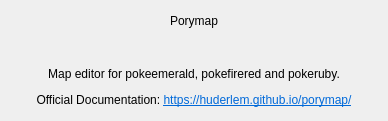
Old version of the form forms/aboutporymap.ui in the repository zenzero82/Porymap-Zen-Fork.
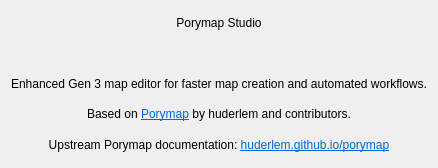
New version of the form.

Commit message:
Update documentation and project configuration files
Replit-Commit-Author: Agent

```diff
--- a/forms/aboutporymap.ui
+++ b/forms/aboutporymap.ui
@@ -7,7 +7,7 @@
     <x>0</x>
     <y>0</y>
     <width>388</width>
-    <height>121</height>
+     <height>168</height>
    </rect>
   </property>
   <property name="windowTitle">
@@ -17,7 +17,7 @@
    <item>
     <widget class="QLabel" name="label_Title">
      <property name="text">
-      <string>Porymap</string>
+       <string>Porymap Studio</string>
      </property>
      <property name="textFormat">
       <enum>Qt::TextFormat::RichText</enum>
@@ -46,17 +46,30 @@
    <item>
     <widget class="QLabel" name="label_Description">
      <property name="text">
-      <string>Map editor for pokeemerald, pokefirered and pokeruby.</string>
+       <string>Enhanced Gen 3 map editor for faster map creation and automated workflows.</string>
      </property>
      <property name="alignment">
       <set>Qt::AlignmentFlag::AlignCenter</set>
      </property>
     </widget>
    </item>
+   <item>
+    <widget class="QLabel" name="label_Attribution">
+     <property name="text">
+      <string>&lt;html&gt;&lt;head/&gt;&lt;body&gt;&lt;p&gt;Based on &lt;a href=&quot;https://github.com/huderlem/porymap&quot;&gt;&lt;span style=&quot; text-decoration: underline; color:#0069d9;&quot;&gt;Porymap&lt;/span&gt;&lt;/a&gt; by huderlem and contributors.&lt;/p&gt;&lt;/body&gt;&lt;/html&gt;</string>
+     </property>
+     <property name="alignment">
+      <set>Qt::AlignmentFlag::AlignCenter</set>
+     </property>
+     <property name="openExternalLinks">
+      <bool>true</bool>
+     </property>
+    </widget>
+   </item>
    <item>
     <widget class="QLabel" name="label_Manual">
      <property name="text">
-      <string>&lt;html&gt;&lt;head/&gt;&lt;body&gt;&lt;p&gt;Official Documentation: &lt;a href=&quot;https://huderlem.github.io/porymap/&quot;&gt;&lt;span style=&quot; text-decoration: underline; color:#0069d9;&quot;&gt;https://huderlem.github.io/porymap/&lt;/span&gt;&lt;/a&gt;&lt;/p&gt;&lt;/body&gt;&lt;/html&gt;</string>
+       <string>&lt;html&gt;&lt;head/&gt;&lt;body&gt;&lt;p&gt;Upstream Porymap documentation: &lt;a href=&quot;https://huderlem.github.io/porymap/&quot;&gt;&lt;span style=&quot; text-decoration: underline; color:#0069d9;&quot;&gt;huderlem.github.io/porymap&lt;/span&gt;&lt;/a&gt;&lt;/p&gt;&lt;/body&gt;&lt;/html&gt;</string>
      </property>
      <property name="alignment">
       <set>Qt::AlignmentFlag::AlignCenter</set>
```
Left out of the diff: 2 changed lines with no effect on the pictures. The commit also changes 20 other files.
